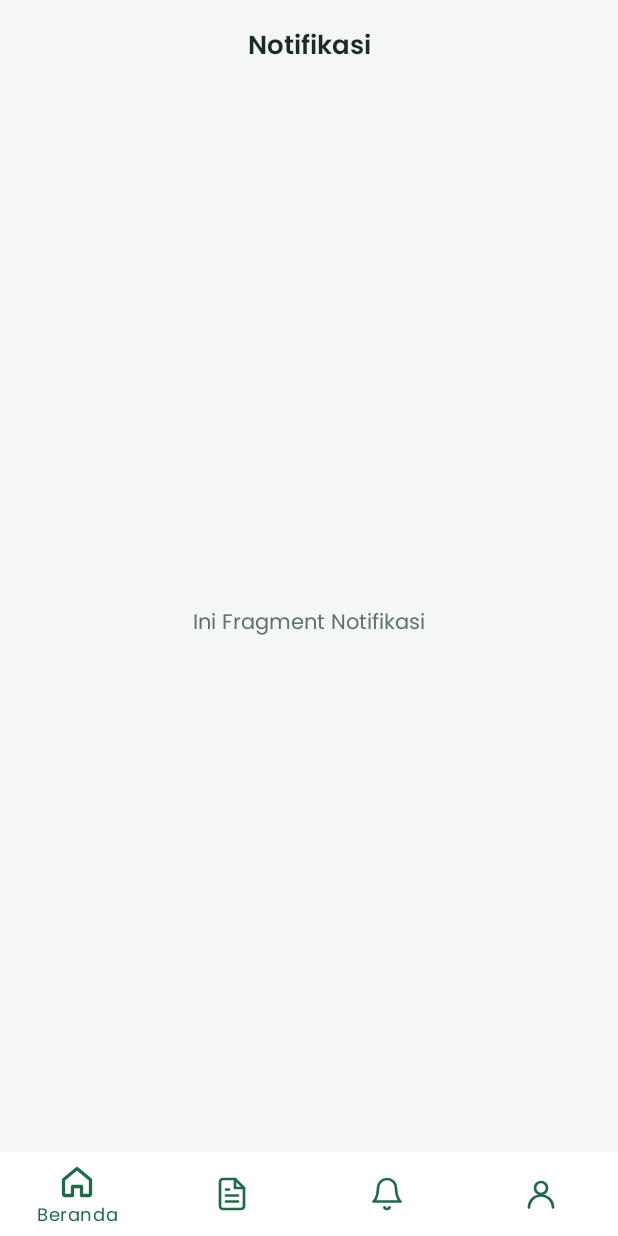
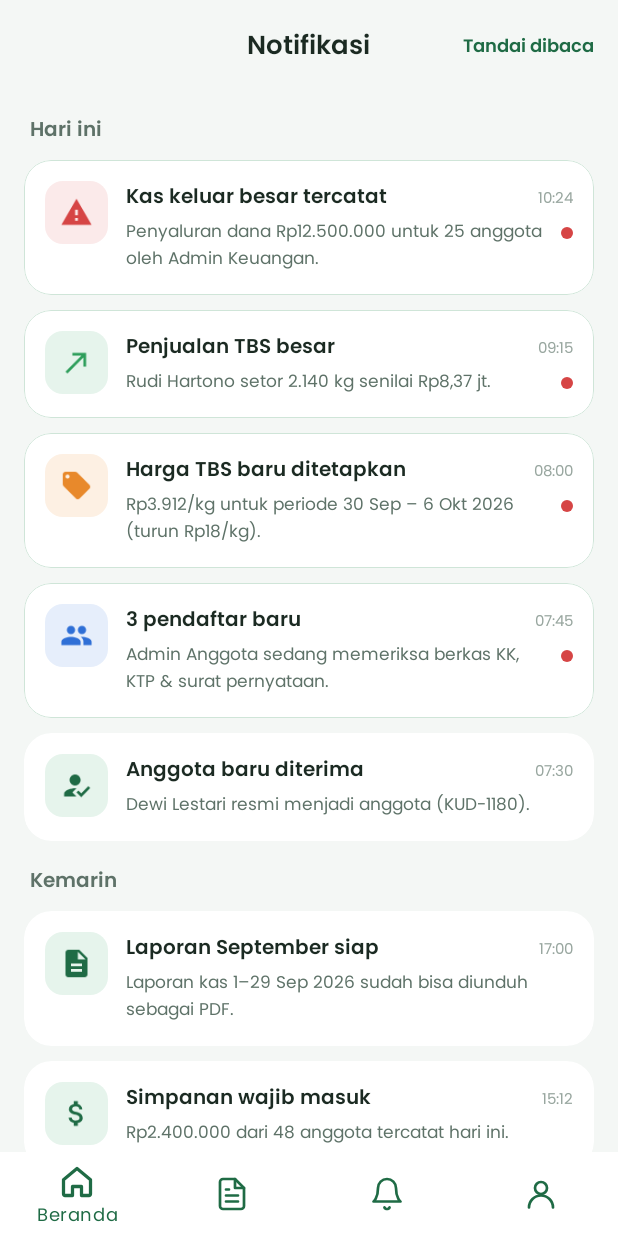
Before and after one commit to ayu230206/Snack_Chocolatos, an Android app: the fragment NotifikasiFragment placed in its activity, on a phone screen of 412 x 824 dp. Run offline under Robolectric (Android 15) with nearby library versions, the phone set to English and light mode, and no system bars; libraries missing offline, so code that uses them is left out: com.github.mikephil.charting; pictures from the network do not load; 6 statements that could not run were skipped.

Commit message:
Pertemuan 10: tambah daftar Notifikasi dengan ListView Custom Adapter dan Glide
- Tambah dependency Glide 4.16.0 di build.gradle.kts
- Tambah data class NotifikasiModel (judul, pesan, waktu, grup, kategori, ikon, warna, sudahDibaca)
- Tambah NotifikasiAdapter (ArrayAdapter) dengan getView + ViewBinding item_notifikasi.xml
- Ikon notifikasi dimuat dengan Glide, warna kotak ikon disesuaikan jenis notifikasi
- Ubah fragment_notifikasi.xml menjadi CoordinatorLayout + AppBarLayout + Toolbar + ListView
- Judul grup Hari ini/Kemarin/Minggu ini/Minggu lalu, penanda belum dibaca (garis hijau + titik merah)
- OnClick item di Adapter: tandai dibaca dan tampilkan Snackbar; tombol Tandai dibaca untuk semua

```diff
--- a/app/build.gradle.kts
+++ b/app/build.gradle.kts
@@ -41,6 +41,8 @@ dependencies {
     implementation(libs.androidx.core.ktx)
     implementation(libs.material)
     implementation("com.github.PhilJay:MPAndroidChart:v3.1.0")
+    implementation ("com.github.bumptech.glide:glide:4.16.0")
+    annotationProcessor ("com.github.bumptech.glide:compiler:4.16.0")
     testImplementation(libs.junit)
     androidTestImplementation(libs.androidx.espresso.core)
     androidTestImplementation(libs.androidx.junit)
--- /dev/null
+++ b/app/src/main/java/com/example/anh_chocolatos/notifikasi/NotifikasiAdapter.kt
@@ -0,0 +1,68 @@
+package com.example.anh_chocolatos.notifikasi
+
+import android.content.Context
+import android.content.res.ColorStateList
+import android.view.LayoutInflater
+import android.view.View
+import android.view.ViewGroup
+import android.widget.ArrayAdapter
+import androidx.core.content.ContextCompat
+import androidx.core.widget.ImageViewCompat
+import com.bumptech.glide.Glide
+import com.example.anh_chocolatos.databinding.ItemNotifikasiBinding
+import com.google.android.material.snackbar.Snackbar
+
+// Adapter penghubung data (NotifikasiModel) dengan tampilan per item (item_notifikasi.xml)
+class NotifikasiAdapter(
+    context: Context,
+    private val notifikasiList: List<NotifikasiModel>
+) : ArrayAdapter<NotifikasiModel>(context, 0, notifikasiList) {
+
+    override fun getView(position: Int, convertView: View?, parent: ViewGroup): View {
+        val binding: ItemNotifikasiBinding = ItemNotifikasiBinding.inflate(LayoutInflater.from(context), parent, false)
+        val view = binding.root
+
+        val data = notifikasiList[position]
+
+        // Judul grup hanya muncul di item pertama tiap grup (Hari ini, Kemarin, ...)
+        val grupSebelumnya = if (position > 0) notifikasiList[position - 1].grup else null
+        binding.textGrup.text = data.grup
+        binding.textGrup.visibility = if (data.grup != grupSebelumnya) View.VISIBLE else View.GONE
+
+        // Muat ikon dengan Glide
+        Glide.with(context)
+            .load(data.ikon)
+            .into(binding.imgIkon)
+
+        // Warna kotak ikon dan warna ikon sesuai jenis notifikasi
+        binding.imgIkon.backgroundTintList =
+            ColorStateList.valueOf(ContextCompat.getColor(context, data.warnaLatar))
+        ImageViewCompat.setImageTintList(
+            binding.imgIkon,
+            ColorStateList.valueOf(ContextCompat.getColor(context, data.warnaIkon))
+        )
+
+        binding.textJudul.text = data.judul
+        binding.textPesan.text = data.pesan
+        binding.textWaktu.text = data.waktu
+
+        // Belum dibaca -> garis hijau dan titik merah, sudah dibaca -> polos
+        val tebalGaris = (1 * context.resources.displayMetrics.density).toInt()
+        binding.cardNotifikasi.strokeWidth = if (data.sudahDibaca) 0 else tebalGaris
+        binding.viewBelumDibaca.visibility = if (data.sudahDibaca) View.GONE else View.VISIBLE
+
+        // OnClick diterapkan di Adapter (sesuai materi)
+        binding.cardNotifikasi.setOnClickListener {
+            data.sudahDibaca = true
+            notifyDataSetChanged()
+
+            Snackbar.make(
+                parent,
+                "${data.judul}: ${data.pesan}",
+                Snackbar.LENGTH_SHORT
+            ).show()
+        }
+
+        return view
+    }
+}
--- a/app/src/main/java/com/example/anh_chocolatos/notifikasi/NotifikasiFragment.kt
+++ b/app/src/main/java/com/example/anh_chocolatos/notifikasi/NotifikasiFragment.kt
@@ -4,15 +4,56 @@ import android.os.Bundle
 import android.view.LayoutInflater
 import android.view.View
 import android.view.ViewGroup
+import android.widget.Toast
+import androidx.appcompat.app.AppCompatActivity
 import androidx.fragment.app.Fragment
+import com.example.anh_chocolatos.R
 import com.example.anh_chocolatos.databinding.FragmentNotifikasiBinding
-import androidx.appcompat.app.AppCompatActivity
 
 class NotifikasiFragment : Fragment() {
 
     // Binding untuk mengakses komponen di fragment_notifikasi.xml
     private var _binding: FragmentNotifikasiBinding? = null
     private val binding get() = _binding!!
+
+    private lateinit var adapter: NotifikasiAdapter
+
+    // List data notifikasi (dummy sesuai desain Figma)
+    private val notifikasiList = listOf(
+        // ===== Hari ini =====
+        NotifikasiModel("Kas keluar besar tercatat", "Penyaluran dana Rp12.500.000 untuk 25 anggota oleh Admin Keuangan.",
+            "10:24", "Hari ini", "Transaksi", R.drawable.ic_peringatan, R.color.sikuda_tint_merah, R.color.sikuda_kas_keluar, false),
+        NotifikasiModel("Penjualan TBS besar", "Rudi Hartono setor 2.140 kg senilai Rp8,37 jt.",
+            "09:15", "Hari ini", "Transaksi", R.drawable.ic_panah_masuk, R.color.sikuda_hijau_soft, R.color.sikuda_kas_masuk, false),
+        NotifikasiModel("Harga TBS baru ditetapkan", "Rp3.912/kg untuk periode 30 Sep – 6 Okt 2026 (turun Rp18/kg).",
+            "08:00", "Hari ini", "Harga TBS", R.drawable.ic_tag, R.color.sikuda_tint_oranye, R.color.sikuda_accent, false),
+        NotifikasiModel("3 pendaftar baru", "Admin Anggota sedang memeriksa berkas KK, KTP & surat pernyataan.",
+            "07:45", "Hari ini", "Anggota", R.drawable.ic_anggota, R.color.sikuda_tint_biru, R.color.sikuda_info, false),
+        NotifikasiModel("Anggota baru diterima", "Dewi Lestari resmi menjadi anggota (KUD-1180).",
+            "07:30", "Hari ini", "Anggota", R.drawable.ic_anggota_terima, R.color.sikuda_hijau_soft, R.color.sikuda_primary, true),
+
+        // ===== Kemarin =====
+        NotifikasiModel("Laporan September siap", "Laporan kas 1–29 Sep 2026 sudah bisa diunduh sebagai PDF.",
+            "17:00", "Kemarin", "Transaksi", R.drawable.ic_dokumen, R.color.sikuda_hijau_soft, R.color.sikuda_primary, true),
+        NotifikasiModel("Simpanan wajib masuk", "Rp2.400.000 dari 48 anggota tercatat hari ini.",
+            "15:12", "Kemarin", "Transaksi", R.drawable.ic_koin, R.color.sikuda_hijau_soft, R.color.sikuda_primary, true),
+        NotifikasiModel("Gaji karyawan dibayar", "Kas keluar Rp8.000.000 untuk 4 karyawan.",
+            "11:00", "Kemarin", "Transaksi", R.drawable.ic_panah_keluar, R.color.sikuda_tint_merah, R.color.sikuda_kas_keluar, true),
+
+        // ===== Minggu ini =====
+        NotifikasiModel("Harga CPO melemah", "CPO Rp15.526/kg, harga TBS diperkirakan turun tipis.",
+            "29 Sep", "Minggu ini", "Harga TBS", R.drawable.ic_tren_turun, R.color.sikuda_tint_oranye, R.color.sikuda_accent, true),
+        NotifikasiModel("5 anggota jadi pasif", "Tidak menjual TBS lebih dari 3 bulan.",
+            "28 Sep", "Minggu ini", "Anggota", R.drawable.ic_jam, R.color.sikuda_tint_oranye, R.color.sikuda_accent, true),
+        NotifikasiModel("Anggota keluar", "Suparman keluar, simpanan Rp350.000 dikembalikan.",
+            "28 Sep", "Minggu ini", "Anggota", R.drawable.ic_anggota_keluar, R.color.sikuda_tint_abu, R.color.sikuda_teks_2, true),
+
+        // ===== Minggu lalu =====
+        NotifikasiModel("Harga TBS baru ditetapkan", "Rp3.931/kg periode 23 – 29 Sep 2026 (naik Rp1/kg).",
+            "23 Sep", "Minggu lalu", "Harga TBS", R.drawable.ic_tag, R.color.sikuda_tint_oranye, R.color.sikuda_accent, true),
+        NotifikasiModel("Harga TBS baru ditetapkan", "Rp3.930/kg periode 16 – 22 Sep 2026 (turun Rp47/kg).",
+            "16 Sep", "Minggu lalu", "Harga TBS", R.drawable.ic_tag, R.color.sikuda_tint_oranye, R.color.sikuda_accent, true)
+    )
 
     // Dipanggil saat Fragment membuat tampilannya
     override fun onCreateView(
@@ -23,12 +64,30 @@ class NotifikasiFragment : Fragment() {
         _binding = FragmentNotifikasiBinding.inflate(inflater, container, false)
         return binding.root
     }
+
     override fun onViewCreated(view: View, savedInstanceState: Bundle?) {
         super.onViewCreated(view, savedInstanceState)
 
+        // Inisialisasi Toolbar
         (requireActivity() as AppCompatActivity).setSupportActionBar(binding.toolbar)
         (requireActivity() as AppCompatActivity).supportActionBar?.apply {
             setDisplayShowTitleEnabled(false)
         }
+
+        // Terapkan NotifikasiAdapter ke ListView
+        adapter = NotifikasiAdapter(requireContext(), notifikasiList)
+        binding.listNotifikasiItems.adapter = adapter
+
+        // "Tandai dibaca" -> semua notifikasi jadi sudah dibaca
+        binding.textTandaiDibaca.setOnClickListener {
+            notifikasiList.forEach { it.sudahDibaca = true }
+            adapter.notifyDataSetChanged()
+            Toast.makeText(requireContext(), "Semua notifikasi ditandai dibaca", Toast.LENGTH_SHORT).show()
+        }
+    }
+
+    override fun onDestroyView() {
+        super.onDestroyView()
+        _binding = null
     }
 }
--- /dev/null
+++ b/app/src/main/java/com/example/anh_chocolatos/notifikasi/NotifikasiModel.kt
@@ -0,0 +1,14 @@
+package com.example.anh_chocolatos.notifikasi
+
+// Data class sebagai model data 1 notifikasi (seperti MessageModel di materi)
+data class NotifikasiModel(
+    val judul: String,        // judul notifikasi
+    val pesan: String,        // isi singkat notifikasi
+    val waktu: String,        // jam / tanggal di kanan atas
+    val grup: String,         // "Hari ini", "Kemarin", "Minggu ini", "Minggu lalu"
+    val kategori: String,     // "Transaksi", "Harga TBS", "Anggota"
+    val ikon: Int,            // gambar ikon (dimuat dengan Glide)
+    val warnaLatar: Int,      // warna kotak ikon
+    val warnaIkon: Int,       // warna ikon
+    var sudahDibaca: Boolean  // false = garis hijau + titik merah
+)
--- /dev/null
+++ b/app/src/main/res/drawable/bg_ikon_notifikasi.xml
@@ -0,0 +1,6 @@
+<?xml version="1.0" encoding="utf-8"?>
+<!-- Kotak ikon notifikasi; warnanya diatur dari adapter lewat backgroundTintList -->
+<shape xmlns:android="http://schemas.android.com/apk/res/android" android:shape="rectangle">
+    <solid android:color="@color/sikuda_putih" />
+    <corners android:radius="12dp" />
+</shape>
--- /dev/null
+++ b/app/src/main/res/drawable/bg_titik_notif.xml
@@ -0,0 +1,5 @@
+<?xml version="1.0" encoding="utf-8"?>
+<!-- Titik merah penanda notifikasi belum dibaca -->
+<shape xmlns:android="http://schemas.android.com/apk/res/android" android:shape="oval">
+    <solid android:color="@color/sikuda_kas_keluar" />
+</shape>
--- /dev/null
+++ b/app/src/main/res/drawable/ic_anggota_keluar.xml
@@ -0,0 +1,7 @@
+<?xml version="1.0" encoding="utf-8"?>
+<!-- Anggota keluar (Material Icons) -->
+<vector xmlns:android="http://schemas.android.com/apk/res/android"
+    android:width="24dp" android:height="24dp"
+    android:viewportWidth="24" android:viewportHeight="24">
+    <path android:fillColor="#FF000000" android:pathData="M14,8c0,-2.21 -1.79,-4 -4,-4S6,5.79 6,8s1.79,4 4,4 4,-1.79 4,-4zM17,10v2h6v-2h-6zM2,18v2h16v-2c0,-2.66 -5.33,-4 -8,-4s-8,1.34 -8,4z" />
+</vector>
--- /dev/null
+++ b/app/src/main/res/drawable/ic_anggota_terima.xml
@@ -0,0 +1,7 @@
+<?xml version="1.0" encoding="utf-8"?>
+<!-- Anggota diterima (Material Icons) -->
+<vector xmlns:android="http://schemas.android.com/apk/res/android"
+    android:width="24dp" android:height="24dp"
+    android:viewportWidth="24" android:viewportHeight="24">
+    <path android:fillColor="#FF000000" android:pathData="M9,17l3,-2.94c-0.39,-0.04 -0.68,-0.06 -1,-0.06 -2.67,0 -8,1.34 -8,4v2h9l-3,-3zM11,12c2.21,0 4,-1.79 4,-4s-1.79,-4 -4,-4 -4,1.79 -4,4 1.79,4 4,4zM15.47,20.5L12,17l1.4,-1.41 2.07,2.08 5.13,-5.17 1.4,1.41z" />
+</vector>
--- /dev/null
+++ b/app/src/main/res/drawable/ic_dokumen.xml
@@ -0,0 +1,7 @@
+<?xml version="1.0" encoding="utf-8"?>
+<!-- Dokumen untuk laporan siap (Material Icons) -->
+<vector xmlns:android="http://schemas.android.com/apk/res/android"
+    android:width="24dp" android:height="24dp"
+    android:viewportWidth="24" android:viewportHeight="24">
+    <path android:fillColor="#FF000000" android:pathData="M14,2H6c-1.1,0 -1.99,0.9 -1.99,2L4,20c0,1.1 0.89,2 1.99,2H18c1.1,0 2,-0.9 2,-2V8l-6,-6zM16,18H8v-2h8v2zM16,14H8v-2h8v2zM13,9V3.5L18.5,9H13z" />
+</vector>
--- /dev/null
+++ b/app/src/main/res/drawable/ic_jam.xml
@@ -0,0 +1,7 @@
+<?xml version="1.0" encoding="utf-8"?>
+<!-- Jam untuk anggota jadi pasif (Material Icons) -->
+<vector xmlns:android="http://schemas.android.com/apk/res/android"
+    android:width="24dp" android:height="24dp"
+    android:viewportWidth="24" android:viewportHeight="24">
+    <path android:fillColor="#FF000000" android:pathData="M11.99,2C6.47,2 2,6.48 2,12s4.47,10 9.99,10C17.52,22 22,17.52 22,12S17.52,2 11.99,2zM12,20c-4.42,0 -8,-3.58 -8,-8s3.58,-8 8,-8 8,3.58 8,8 -3.58,8 -8,8zM12.5,7H11v6l5.25,3.15 0.75,-1.23 -4.5,-2.67z" />
+</vector>
--- /dev/null
+++ b/app/src/main/res/drawable/ic_peringatan.xml
@@ -0,0 +1,7 @@
+<?xml version="1.0" encoding="utf-8"?>
+<!-- Peringatan untuk kas keluar besar (Material Icons) -->
+<vector xmlns:android="http://schemas.android.com/apk/res/android"
+    android:width="24dp" android:height="24dp"
+    android:viewportWidth="24" android:viewportHeight="24">
+    <path android:fillColor="#FF000000" android:pathData="M1,21h22L12,2 1,21zM13,18h-2v-2h2v2zM13,14h-2v-4h2v4z" />
+</vector>
--- /dev/null
+++ b/app/src/main/res/drawable/ic_tren_turun.xml
@@ -0,0 +1,7 @@
+<?xml version="1.0" encoding="utf-8"?>
+<!-- Grafik turun untuk harga melemah (Material Icons) -->
+<vector xmlns:android="http://schemas.android.com/apk/res/android"
+    android:width="24dp" android:height="24dp"
+    android:viewportWidth="24" android:viewportHeight="24">
+    <path android:fillColor="#FF000000" android:pathData="M16,18l2.29,-2.29 -4.88,-4.88 -4,4L2,7.41 3.41,6l6,6 4,-4 6.3,6.29L22,12v6z" />
+</vector>
--- a/app/src/main/res/layout/fragment_notifikasi.xml
+++ b/app/src/main/res/layout/fragment_notifikasi.xml
@@ -1,5 +1,6 @@
 <?xml version="1.0" encoding="utf-8"?>
-<androidx.constraintlayout.widget.ConstraintLayout xmlns:android="http://schemas.android.com/apk/res/android"
+<!-- Pertemuan 10: CoordinatorLayout + AppBarLayout untuk Toolbar, ListView di bawahnya -->
+<androidx.coordinatorlayout.widget.CoordinatorLayout xmlns:android="http://schemas.android.com/apk/res/android"
     xmlns:app="http://schemas.android.com/apk/res-auto"
     xmlns:tools="http://schemas.android.com/tools"
     android:layout_width="match_parent"
@@ -7,35 +8,61 @@
     android:background="@color/sikuda_latar"
     tools:context=".notifikasi.NotifikasiFragment">
 
+    <com.google.android.material.appbar.AppBarLayout
+        android:id="@+id/appBarLayout"
+        android:layout_width="match_parent"
+        android:layout_height="wrap_content"
+        android:background="@color/sikuda_latar"
+        android:theme="@style/ThemeOverlay.AppCompat.Dark.ActionBar"
+        app:elevation="0dp">
+
         <androidx.appcompat.widget.Toolbar
             android:id="@+id/toolbar"
-        android:layout_width="0dp"
+            android:layout_width="match_parent"
             android:layout_height="?attr/actionBarSize"
             android:background="@color/sikuda_latar"
-        app:layout_constraintTop_toTopOf="parent"
-        app:layout_constraintStart_toStartOf="parent"
-        app:layout_constraintEnd_toEndOf="parent">
+            app:contentInsetStart="0dp">
+
+            <FrameLayout
+                android:layout_width="match_parent"
+                android:layout_height="match_parent">
 
                 <TextView
                     android:layout_width="wrap_content"
                     android:layout_height="wrap_content"
                     android:layout_gravity="center"
+                    android:fontFamily="@font/poppins_semibold"
                     android:text="Notifikasi"
                     android:textColor="@color/sikuda_teks"
-            android:textSize="17sp"
-            android:fontFamily="@font/poppins_semibold" />
+                    android:textSize="17sp" />
+
+                <TextView
+                    android:id="@+id/textTandaiDibaca"
+                    android:layout_width="wrap_content"
+                    android:layout_height="wrap_content"
+                    android:layout_gravity="end|center_vertical"
+                    android:layout_marginEnd="12dp"
+                    android:fontFamily="@font/poppins_semibold"
+                    android:padding="4dp"
+                    android:text="Tandai dibaca"
+                    android:textColor="@color/sikuda_primary"
+                    android:textSize="12sp" />
+            </FrameLayout>
         </androidx.appcompat.widget.Toolbar>
 
-    <TextView
-        android:layout_width="wrap_content"
-        android:layout_height="wrap_content"
-        android:text="Ini Fragment Notifikasi"
-        android:textColor="@color/sikuda_teks_2"
-        android:textSize="14sp"
-        android:fontFamily="@font/poppins_regular"
-        app:layout_constraintTop_toBottomOf="@id/toolbar"
-        app:layout_constraintBottom_toBottomOf="parent"
-        app:layout_constraintStart_toStartOf="parent"
-        app:layout_constraintEnd_toEndOf="parent" />
+    </com.google.android.material.appbar.AppBarLayout>
 
-</androidx.constraintlayout.widget.ConstraintLayout>
+    <ListView
+        android:id="@+id/listNotifikasiItems"
+        android:layout_width="match_parent"
+        android:layout_height="match_parent"
+        android:clipToPadding="false"
+        android:divider="@null"
+        android:dividerHeight="0dp"
+        android:listSelector="@android:color/transparent"
+        android:paddingTop="6dp"
+        android:paddingBottom="12dp"
+        android:scrollbars="none"
+        app:layout_behavior="@string/appbar_scrolling_view_behavior" />
+
+</androidx.coordinatorlayout.widget.CoordinatorLayout>
--- /dev/null
+++ b/app/src/main/res/layout/item_notifikasi.xml
@@ -0,0 +1,102 @@
+<?xml version="1.0" encoding="utf-8"?>
+<!-- Layout 1 item notifikasi: judul grup (Hari ini/Kemarin), ikon, judul, waktu, pesan, titik belum dibaca -->
+<LinearLayout xmlns:android="http://schemas.android.com/apk/res/android"
+    xmlns:app="http://schemas.android.com/apk/res-auto"
+    android:layout_width="match_parent"
+    android:layout_height="wrap_content"
+    android:orientation="vertical"
+    android:paddingHorizontal="16dp">
+
+    <TextView
+        android:id="@+id/textGrup"
+        android:layout_width="wrap_content"
+        android:layout_height="wrap_content"
+        android:layout_marginStart="4dp"
+        android:layout_marginTop="6dp"
+        android:layout_marginBottom="8dp"
+        android:fontFamily="@font/poppins_semibold"
+        android:text="Hari ini"
+        android:textColor="@color/sikuda_teks_2"
+        android:textSize="13sp" />
+
+    <com.google.android.material.card.MaterialCardView
+        android:id="@+id/cardNotifikasi"
+        android:layout_width="match_parent"
+        android:layout_height="wrap_content"
+        android:layout_marginBottom="10dp"
+        app:cardBackgroundColor="@color/sikuda_putih"
+        app:cardCornerRadius="18dp"
+        app:cardElevation="0dp"
+        app:strokeColor="@color/sikuda_garis_notif"
+        app:strokeWidth="1dp">
+
+        <androidx.constraintlayout.widget.ConstraintLayout
+            android:layout_width="match_parent"
+            android:layout_height="wrap_content"
+            android:padding="14dp">
+
+            <ImageView
+                android:id="@+id/imgIkon"
+                android:layout_width="42dp"
+                android:layout_height="42dp"
+                android:background="@drawable/bg_ikon_notifikasi"
+                android:contentDescription="Ikon notifikasi"
+                android:padding="10dp"
+                app:layout_constraintStart_toStartOf="parent"
+                app:layout_constraintTop_toTopOf="parent" />
+
+            <TextView
+                android:id="@+id/textJudul"
+                android:layout_width="0dp"
+                android:layout_height="wrap_content"
+                android:layout_marginStart="12dp"
+                android:layout_marginEnd="8dp"
+                android:ellipsize="end"
+                android:fontFamily="@font/poppins_semibold"
+                android:maxLines="1"
+                android:text="Kas keluar besar tercatat"
+                android:textColor="@color/sikuda_teks"
+                android:textSize="13sp"
+                app:layout_constraintEnd_toStartOf="@id/textWaktu"
+                app:layout_constraintStart_toEndOf="@id/imgIkon"
+                app:layout_constraintTop_toTopOf="parent" />
+
+            <TextView
+                android:id="@+id/textWaktu"
+                android:layout_width="wrap_content"
+                android:layout_height="wrap_content"
+                android:fontFamily="@font/poppins_regular"
+                android:text="10:24"
+                android:textColor="@color/sikuda_abu_muda"
+                android:textSize="10sp"
+                app:layout_constraintBaseline_toBaselineOf="@id/textJudul"
+                app:layout_constraintEnd_toEndOf="parent" />
+
+            <TextView
+                android:id="@+id/textPesan"
+                android:layout_width="0dp"
+                android:layout_height="wrap_content"
+                android:layout_marginTop="2dp"
+                android:layout_marginEnd="14dp"
+                android:fontFamily="@font/poppins_regular"
+                android:lineSpacingExtra="2dp"
+                android:text="Penyaluran dana Rp12.500.000 untuk 25 anggota oleh Admin Keuangan."
+                android:textColor="@color/sikuda_teks_2"
+                android:textSize="11.5sp"
+                app:layout_constraintEnd_toEndOf="parent"
+                app:layout_constraintStart_toStartOf="@id/textJudul"
+                app:layout_constraintTop_toBottomOf="@id/textJudul" />
+
+            <!-- Titik merah: tampil jika notifikasi belum dibaca -->
+            <View
+                android:id="@+id/viewBelumDibaca"
+                android:layout_width="8dp"
+                android:layout_height="8dp"
+                android:layout_marginTop="6dp"
+                android:background="@drawable/bg_titik_notif"
+                app:layout_constraintEnd_toEndOf="parent"
+                app:layout_constraintTop_toTopOf="@id/textPesan" />
+        </androidx.constraintlayout.widget.ConstraintLayout>
+    </com.google.android.material.card.MaterialCardView>
+
+</LinearLayout>
--- /dev/null
+++ b/app/src/main/res/values/colors_notifikasi.xml
@@ -0,0 +1,7 @@
+<?xml version="1.0" encoding="utf-8"?>
+<resources>
+    <!-- Garis tepi kartu notifikasi yang belum dibaca -->
+    <color name="sikuda_garis_notif">#CFE5D8</color>
+    <!-- Latar ikon notifikasi abu (anggota keluar) -->
+    <color name="sikuda_tint_abu">#EDF1EF</color>
+</resources>
```
Lines whose indentation alone changed are shown as unchanged.
